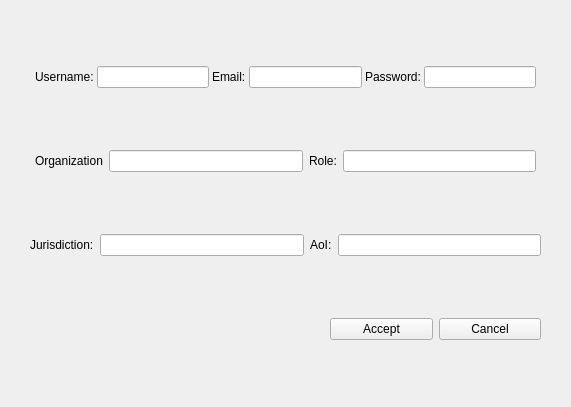
Above: src/uat_tool/presentation/views/ui/form_uhub_user.ui from vazmasero/UAT-Tool before the change. Below: the same form after it.
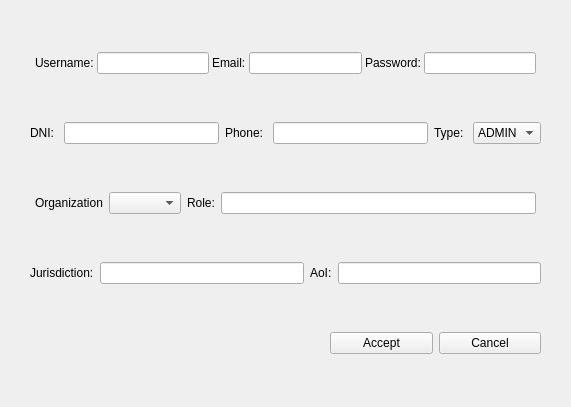
That is the form after the change.

```diff
--- a/src/uat_tool/presentation/views/ui/form_uhub_user.ui
+++ b/src/uat_tool/presentation/views/ui/form_uhub_user.ui
@@ -66,6 +66,51 @@
      </item>
     </layout>
    </item>
+   <item>
+    <layout class="QHBoxLayout" name="hlayout_dni">
+     <item>
+      <widget class="QLabel" name="lbl_dni">
+       <property name="text">
+        <string>DNI: </string>
+       </property>
+      </widget>
+     </item>
+     <item>
+      <widget class="QLineEdit" name="le_dni"/>
+     </item>
+     <item>
+      <widget class="QLabel" name="lbl_phone">
+       <property name="text">
+        <string>Phone: </string>
+       </property>
+      </widget>
+     </item>
+     <item>
+      <widget class="QLineEdit" name="le_phone"/>
+     </item>
+     <item>
+      <widget class="QLabel" name="lbl_type">
+       <property name="text">
+        <string>Type: </string>
+       </property>
+      </widget>
+     </item>
+     <item>
+      <widget class="QComboBox" name="cb_type">
+       <item>
+        <property name="text">
+         <string>ADMIN</string>
+        </property>
+       </item>
+       <item>
+        <property name="text">
+         <string>USER</string>
+        </property>
+       </item>
+      </widget>
+     </item>
+    </layout>
+   </item>
    <item>
     <layout class="QHBoxLayout" name="hlayout_org" stretch="0,0,0,0">
      <property name="leftMargin">
@@ -82,7 +127,7 @@
       </widget>
      </item>
      <item>
-      <widget class="QLineEdit" name="le_organization"/>
+      <widget class="QComboBox" name="cb_organization"/>
      </item>
      <item>
       <widget class="QLabel" name="lbl_role">
```
